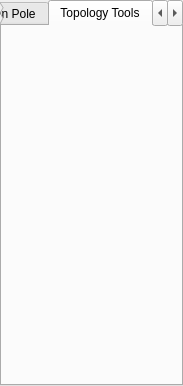
Before: the Qt Designer form src/qt-widgets/TaskPanelUi.ui in GPlates/GPlates, drawn with Qt 5.
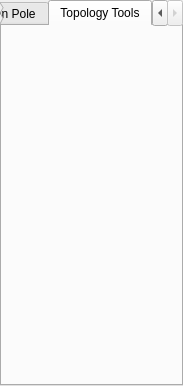
After: the same form once the commit is applied. The open tabs and pages were chosen to show the change.

Commit message: Major changes across qt-widgets/ and gui/ to switch over Build and Edit tools from two qt-widgets to one qt-widget using gui/TopologyTools.

Diff of the .ui file:
```diff
--- a/src/qt-widgets/TaskPanelUi.ui
+++ b/src/qt-widgets/TaskPanelUi.ui
@@ -76,16 +76,6 @@
        <string>Topology Tools</string>
       </attribute>
      </widget>
-     <widget class="QWidget" name="tab_build_topology" >
-      <attribute name="title" >
-       <string>Build New Topology</string>
-      </attribute>
-     </widget>
-     <widget class="QWidget" name="tab_edit_topology" >
-      <attribute name="title" >
-       <string>Edit Topology</string>
-      </attribute>
-     </widget>
     </widget>
    </item>
   </layout>
```
Left out of the diff: 2 changed lines with no effect on the pictures. The commit also changes 18 other files.
